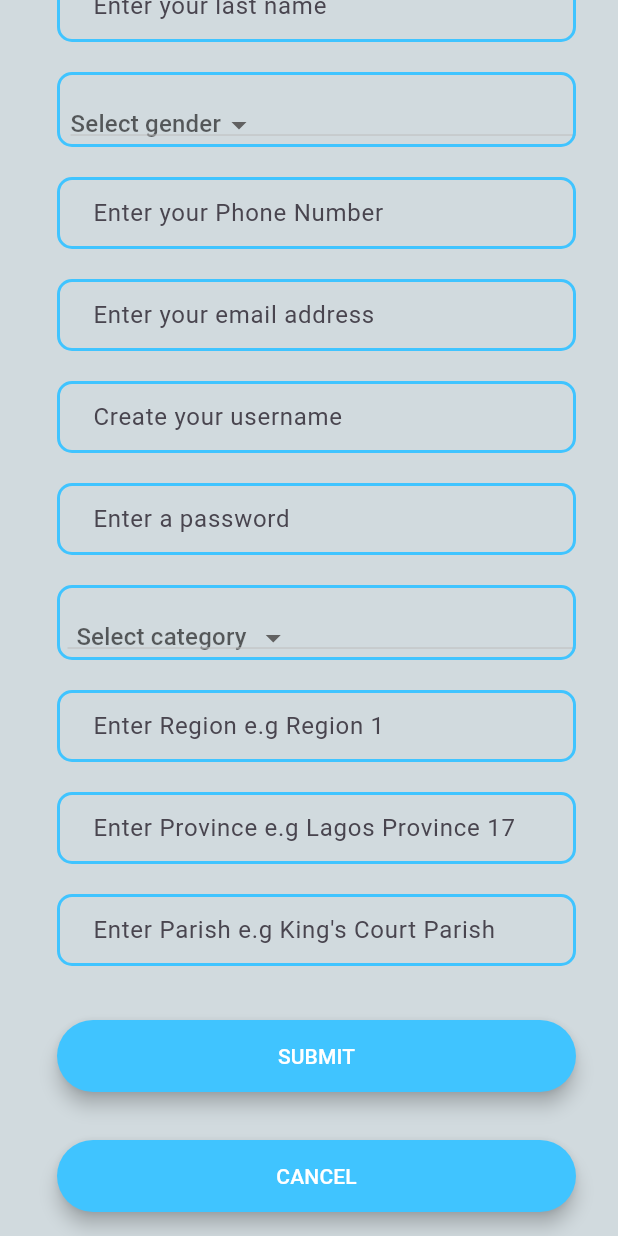
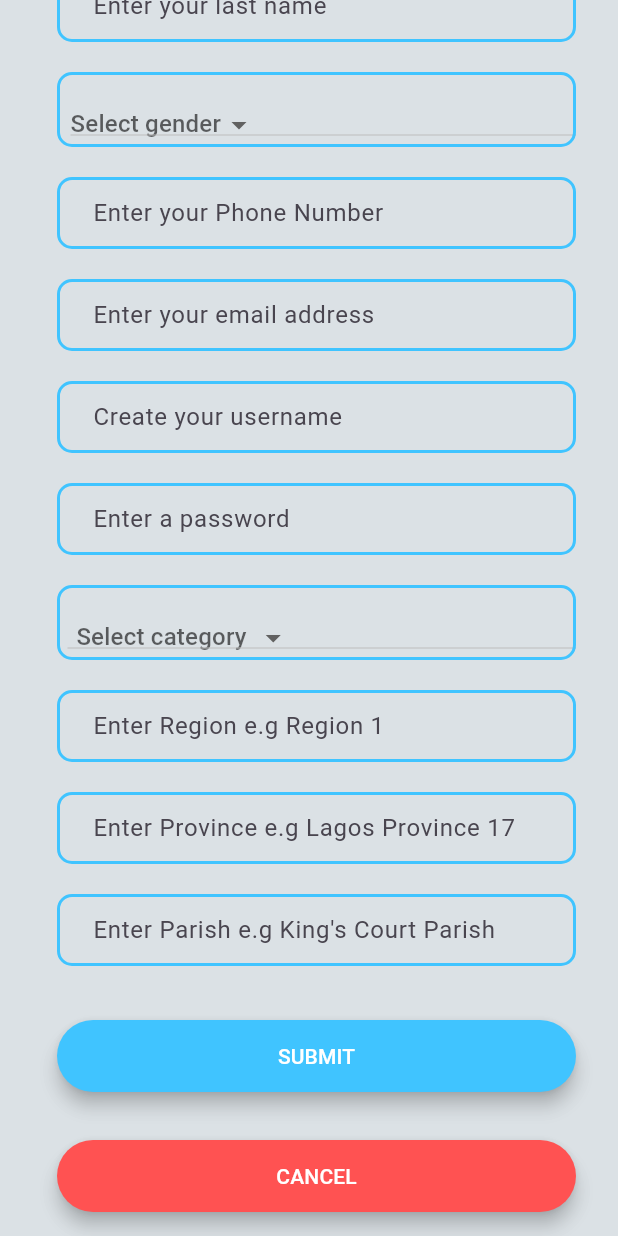
Before and after one commit to Tomide223/shaama, a Flutter app: the RegistrationPage screen opened by its route, scrolled down 237 dp, after a tap on "SUBMIT", on a phone screen of 412 x 824 dp. Run offline on Flutter 3.47's test engine with Material 3 defaults, Android fonts, the phone set to English and light mode, and no system bars; our stand-ins replace animated_text_kit, dropdown_button2, firebase_auth, firebase_core, font_awesome_flutter; accounts and stored records are empty; network calls fail.

```diff
--- a/lib/main.dart
+++ b/lib/main.dart
@@ -25,9 +25,9 @@ class MyApp extends StatelessWidget {
       theme: ThemeData(
         primarySwatch: Colors.blue,
       ),
-      initialRoute: 'a',
+      initialRoute: 'aaa',
       routes: {
-        'a': (context) => RegistrationPage(),
+        'a': (context) => const RegistrationPage(),
         'aa': (context) => const Homepage(),
         'aaa': (context) => WelcomePage(),
         'aaaa': (context) => const LoginPage(),
--- a/lib/screens/registration.dart
+++ b/lib/screens/registration.dart
@@ -8,7 +8,7 @@ import 'package:firebase_auth/firebase_auth.dart';
 /// This is the page that register the user
 
 class RegistrationPage extends StatefulWidget {
-  RegistrationPage({
+  const RegistrationPage({
     Key? key,
   }) : super(key: key);
 
@@ -21,22 +21,22 @@ class _RegistrationPageState extends State<RegistrationPage>
   final _auth = FirebaseAuth.instance;
   late AnimationController controller;
   late Animation animation;
+   String firstName  ='';
 
-  String? firstName;
-  String? lastName;
-  String? number;
-  String? email;
-  String? password;
-  String? username;
+  String lastName = "";
+  String number="";
+  String email="";
+  String password="";
+  String username="";
   String? genT;
   String? ageT;
   // String? _regT;
   // String? _provT;
   // List<String>? regional = [];
   Object? gen;
-  String? reg;
-  String? age;
-  String? prov;
+ String reg="";
+   String? age;
+ String prov="";
 
   String frr = 'Select gender';
   String ped = 'Select province';
@@ -272,7 +272,7 @@ class _RegistrationPageState extends State<RegistrationPage>
       duration: const Duration(seconds: 5),
       vsync: this,
     );
-    animation = ColorTween(begin: Colors.blueGrey, end: Colors.white)
+    animation = ColorTween(begin: Colors.blueGrey, end: Colors.white70)
         .animate(controller);
     controller.forward();
     controller.addListener(() {
@@ -296,8 +296,27 @@ class _RegistrationPageState extends State<RegistrationPage>
           // padding: const EdgeInsets.symmetric(horizontal: 24.0, vertical: 90),
           child: Column(
             crossAxisAlignment: CrossAxisAlignment.stretch,
-            mainAxisAlignment: MainAxisAlignment.center,
+            mainAxisAlignment: MainAxisAlignment.start,
             children: [
+    //           CircleAvatar(
+    //               radius: controller.value,
+    //
+    //
+    //               foregroundImage: const AssetImage(
+    //                 'images/RCCGa.jpg',
+    //               )),
+    // Center(
+    // child: AnimatedTextKit(
+    // animatedTexts: [
+    // // TypewriterAnimatedText(
+    // // 'SHAAMA',
+    // // textStyle: kLabelHomeTextStyle.copyWith(
+    // // color: Colors.indigo, fontSize: 45),
+    // // ),
+    // FadeAnimatedText('SHAAMA',textStyle: kLabelHomeTextStyle.copyWith(
+    //     color: Colors.indigo, fontSize: 45),)
+    // ]
+    // ),),
               const Center(
                 child: Text(
                   "Create an account ",
@@ -307,8 +326,7 @@ class _RegistrationPageState extends State<RegistrationPage>
               kBox,
               buildTextField(
                   type: TextInputType.text,
-                  fill: 'Enter your first name',
-                  full: firstName),
+                  fill: 'Enter your first name', full: firstName),
               kBox,
               buildTextField(
                   type: TextInputType.text,
@@ -526,16 +544,18 @@ class _RegistrationPageState extends State<RegistrationPage>
                     try {
                       final newUser =
                           await _auth.createUserWithEmailAndPassword(
-                              email: email.toString(),
-                              password: password.toString());
-                      Navigator.pushNamed(context, 'aa');
+                              email: email,
+                              password: password);
+
+                      Navigator.pushNamed(context,'aa');
                     } catch (e) {
                       //  An alert display come here
+                      print(e);
                     }
                   }),
               RoundedButton(
                   title: 'CANCEL',
-                  colour: Colors.lightBlueAccent,
+                  colour: Colors.redAccent,
                   onPressed: () {})
             ],
           ),
@@ -546,7 +566,7 @@ class _RegistrationPageState extends State<RegistrationPage>
 
   TextField buildTextField(
       {required String fill,
-      required String? full,
+      required String full,
       required TextInputType type}) {
     return TextField(
         style: const TextStyle(
--- a/pubspec.yaml
+++ b/pubspec.yaml
@@ -42,6 +42,7 @@ dependencies:
   flutter_screenutil: ^5.5.2
   firebase_auth: ^4.10.0
   firebase_storage: ^11.2.7
+  firebase_core_platform_interface: 4.8.0
 
 dev_dependencies:
   flutter_test:
```
Also changed, not shown: lib/screens/loginPage.dart (+18 -7 lines), lib/screens/profilePage.dart (+31 -11 lines), lib/screens/welcomePage.dart (+8 -6 lines), pubspec.lock.
